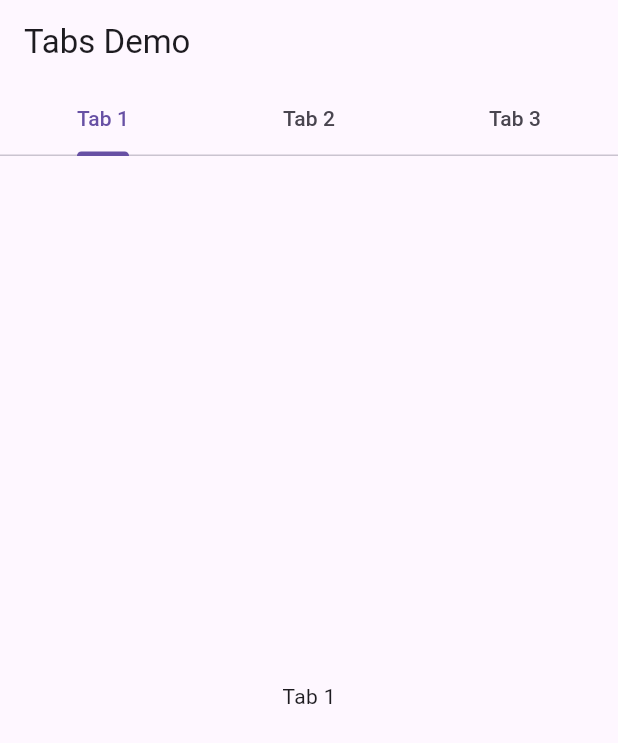
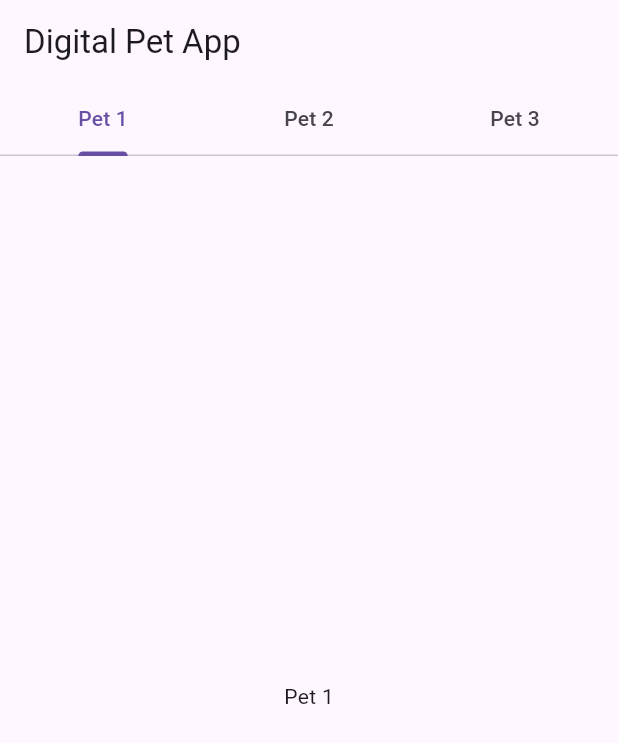
Before and after one commit to ewilliams153/Digital_Pet_App_CE, a Flutter app: the screen it shows after launch, on a phone screen of 412 x 824 dp. Shown: the top 743 px of the screen. Run offline on Flutter 3.47's test engine with Material 3 defaults, Android fonts, the phone set to English and light mode, and no system bars.

Commit message:
New title and name of tabs to fit the theme of the project

```diff
--- a/digital_pet_app/lib/main.dart
+++ b/digital_pet_app/lib/main.dart
@@ -63,13 +63,13 @@
   @override
   Widget build(BuildContext context) {
 // For the ToDo task hint: consider defining the widget and name of the tabs here
-    final tabs = ['Tab 1', 'Tab 2', 'Tab 3'];
+    final tabs = ['Pet 1', 'Pet 2', 'Pet 3'];
 
     return Scaffold(
       appBar: AppBar(
         automaticallyImplyLeading: false,
         title: Text(
-          'Tabs Demo',
+          'Digital Pet App',
         ),
         bottom: TabBar(
           controller: _tabController,
```
